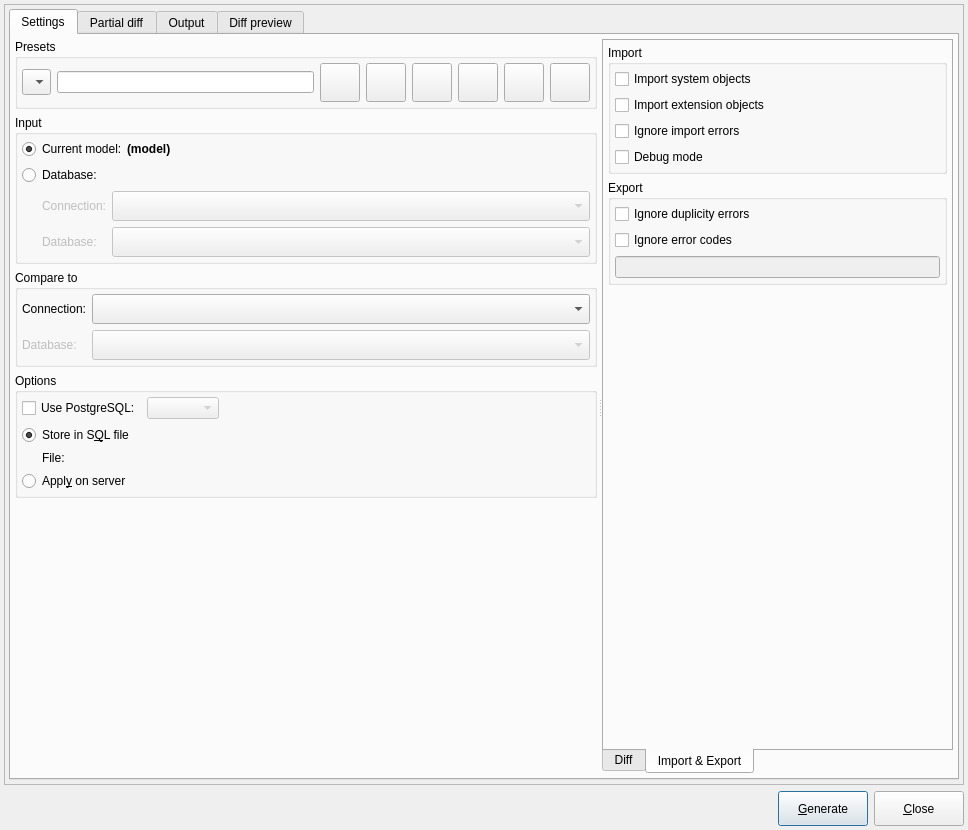
First picture: the form in libs/libgui/ui/tools/modeldatabasediffform.ui, repository pgmodeler/pgmodeler, before the edit.
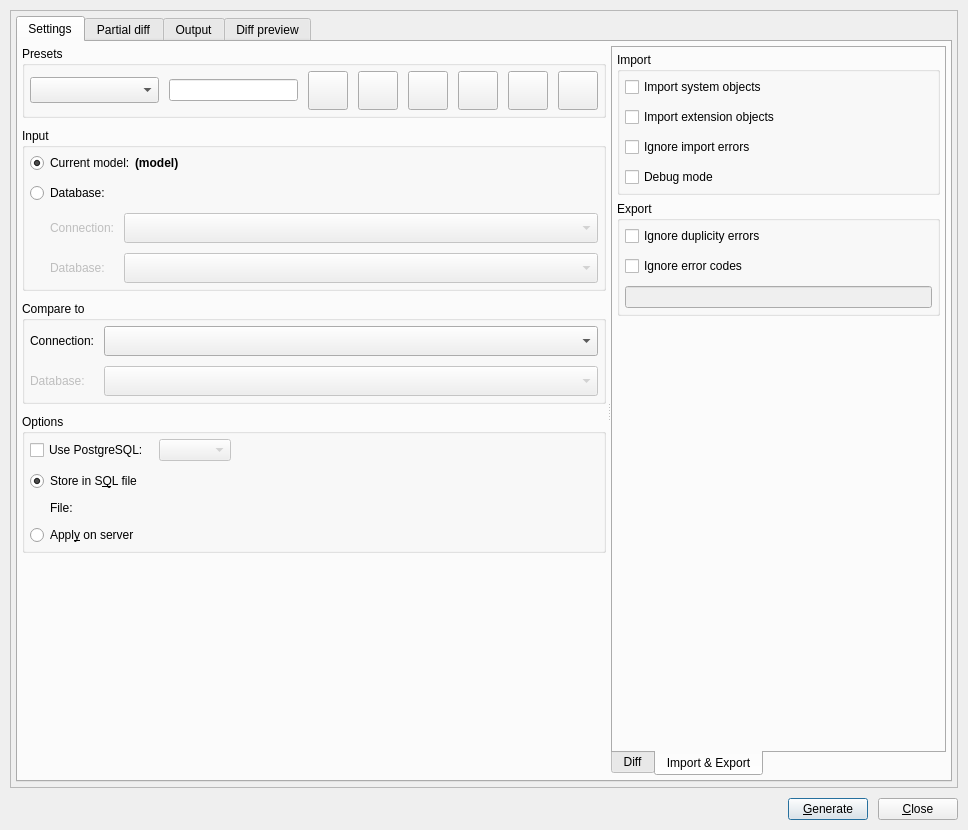
Second picture: the form after the edit. The open tabs and pages were chosen to show the change. Icons and pictures are not drawn.

Diff of the .ui file:
```diff
--- a/libs/libgui/ui/tools/modeldatabasediffform.ui
+++ b/libs/libgui/ui/tools/modeldatabasediffform.ui
@@ -40,19 +40,19 @@
   </property>
   <layout class="QGridLayout" name="gridLayout_6">
    <property name="leftMargin">
-    <number>4</number>
+    <number>10</number>
    </property>
    <property name="topMargin">
-    <number>4</number>
+    <number>10</number>
    </property>
    <property name="rightMargin">
-    <number>4</number>
+    <number>10</number>
    </property>
    <property name="bottomMargin">
-    <number>4</number>
+    <number>10</number>
    </property>
-   <property name="verticalSpacing">
-    <number>6</number>
+   <property name="spacing">
+    <number>10</number>
    </property>
    <item row="0" column="0" colspan="3">
     <widget class="QFrame" name="frame">
@@ -73,16 +73,19 @@
      </property>
      <layout class="QGridLayout" name="gridLayout_10">
       <property name="leftMargin">
-       <number>4</number>
+       <number>5</number>
       </property>
       <property name="topMargin">
-       <number>4</number>
+       <number>5</number>
       </property>
       <property name="rightMargin">
-       <number>4</number>
+       <number>5</number>
       </property>
       <property name="bottomMargin">
-       <number>4</number>
+       <number>5</number>
+      </property>
+      <property name="spacing">
+       <number>10</number>
       </property>
       <item row="0" column="0">
        <widget class="QTabWidget" name="settings_tbw">
@@ -126,7 +129,7 @@
             <widget class="QWidget" name="layoutWidget">
              <layout class="QVBoxLayout" name="verticalLayout_6">
               <property name="spacing">
-               <number>6</number>
+               <number>10</number>
               </property>
               <item>
                <widget class="QGroupBox" name="presets_gb">
@@ -152,27 +155,30 @@
                  <bool>false</bool>
                 </property>
                 <layout class="QVBoxLayout" name="verticalLayout_8">
+                 <property name="spacing">
+                  <number>10</number>
+                 </property>
                  <property name="leftMargin">
-                  <number>4</number>
+                  <number>5</number>
                  </property>
                  <property name="topMargin">
-                  <number>4</number>
+                  <number>5</number>
                  </property>
                  <property name="rightMargin">
-                  <number>4</number>
+                  <number>5</number>
                  </property>
                  <property name="bottomMargin">
-                  <number>4</number>
+                  <number>5</number>
                  </property>
                  <item>
                   <layout class="QHBoxLayout" name="horizontalLayout_6">
                    <property name="spacing">
-                    <number>6</number>
+                    <number>10</number>
                    </property>
                    <item>
                     <widget class="QComboBox" name="presets_cmb">
                      <property name="sizePolicy">
-                      <sizepolicy hsizetype="Preferred" vsizetype="Fixed">
+                      <sizepolicy hsizetype="Expanding" vsizetype="Fixed">
                        <horstretch>0</horstretch>
                        <verstretch>0</verstretch>
                       </sizepolicy>
@@ -192,7 +198,14 @@
                     </widget>
                    </item>
                    <item>
-                    <widget class="QLineEdit" name="preset_name_edt"/>
+                    <widget class="QLineEdit" name="preset_name_edt">
+                     <property name="sizePolicy">
+                      <sizepolicy hsizetype="Expanding" vsizetype="Fixed">
+                       <horstretch>0</horstretch>
+                       <verstretch>0</verstretch>
+                      </sizepolicy>
+                     </property>
+                    </widget>
                    </item>
                    <item>
                     <widget class="QToolButton" name="new_preset_tb">
@@ -415,17 +428,20 @@
                  <bool>false</bool>
                 </property>
                 <layout class="QVBoxLayout" name="verticalLayout_7">
+                 <property name="spacing">
+                  <number>10</number>
+                 </property>
                  <property name="leftMargin">
-                  <number>4</number>
+                  <number>5</number>
                  </property>
                  <property name="topMargin">
-                  <number>4</number>
+                  <number>5</number>
                  </property>
                  <property name="rightMargin">
-                  <number>4</number>
+                  <number>5</number>
                  </property>
                  <property name="bottomMargin">
-                  <number>4</number>
+                  <number>5</number>
                  </property>
                  <item>
                   <layout class="QHBoxLayout" name="horizontalLayout_3">
@@ -458,7 +474,6 @@
                      </property>
                      <property name="font">
                       <font>
-                       <weight>75</weight>
                        <italic>false</italic>
                        <bold>true</bold>
                       </font>
@@ -510,6 +525,9 @@
                     <property name="bottomMargin">
                      <number>0</number>
                     </property>
+                    <property name="spacing">
+                     <number>10</number>
+                    </property>
                     <item row="0" column="0">
                      <widget class="QLabel" name="src_connection_lbl">
                       <property name="enabled">
@@ -608,19 +626,19 @@
                 </property>
                 <layout class="QGridLayout" name="gridLayout_11">
                  <property name="leftMargin">
-                  <number>4</number>
+                  <number>5</number>
                  </property>
                  <property name="topMargin">
-                  <number>4</number>
+                  <number>5</number>
                  </property>
                  <property name="rightMargin">
-                  <number>4</number>
+                  <number>5</number>
                  </property>
                  <property name="bottomMargin">
-                  <number>4</number>
+                  <number>5</number>
                  </property>
-                 <property name="horizontalSpacing">
-                  <number>6</number>
+                 <property name="spacing">
+                  <number>10</number>
                  </property>
                  <item row="0" column="0">
                   <widget class="QLabel" name="connection_lbl">
@@ -705,24 +723,24 @@
                 </property>
                 <layout class="QVBoxLayout" name="verticalLayout">
                  <property name="spacing">
-                  <number>6</number>
+                  <number>10</number>
                  </property>
                  <property name="leftMargin">
-                  <number>4</number>
+                  <number>5</number>
                  </property>
                  <property name="topMargin">
-                  <number>4</number>
+                  <number>5</number>
                  </property>
                  <property name="rightMargin">
-                  <number>4</number>
+                  <number>5</number>
                  </property>
                  <property name="bottomMargin">
-                  <number>4</number>
+                  <number>5</number>
                  </property>
                  <item>
                   <layout class="QHBoxLayout" name="horizontalLayout_17">
                    <property name="spacing">
-                    <number>6</number>
+                    <number>10</number>
                    </property>
                    <item>
                     <widget class="QCheckBox" name="pgsql_ver_chk">
@@ -765,7 +783,7 @@
                  <item>
                   <layout class="QHBoxLayout" name="horizontalLayout_7">
                    <property name="spacing">
-                    <number>6</number>
+                    <number>10</number>
                    </property>
                    <item>
                     <widget class="QRadioButton" name="store_in_file_rb">
@@ -862,7 +880,7 @@
                  <item>
                   <layout class="QHBoxLayout" name="horizontalLayout_8">
                    <property name="spacing">
-                    <number>6</number>
+                    <number>10</number>
                    </property>
                    <item>
                     <widget class="QRadioButton" name="apply_on_server_rb">
@@ -989,6 +1007,9 @@
                </item>
                <item>
                 <layout class="QGridLayout" name="gridLayout_12">
+                 <property name="spacing">
+                  <number>10</number>
+                 </property>
                  <item row="1" column="0">
                   <spacer name="horizontalSpacer_8">
                    <property name="orientation">
@@ -1107,6 +1128,9 @@
                </item>
                <item>
                 <layout class="QGridLayout" name="gridLayout_8">
+                 <property name="spacing">
+                  <number>10</number>
+                 </property>
                  <item row="0" column="0" colspan="2">
                   <widget class="QCheckBox" name="force_recreation_chk">
                    <property name="enabled">
@@ -1211,19 +1235,19 @@
                  </property>
                  <layout class="QVBoxLayout" name="verticalLayout_3">
                   <property name="spacing">
-                   <number>6</number>
+                   <number>10</number>
                   </property>
                   <property name="leftMargin">
-                   <number>4</number>
+                   <number>5</number>
                   </property>
                   <property name="topMargin">
-                   <number>4</number>
+                   <number>5</number>
                   </property>
                   <property name="rightMargin">
-                   <number>4</number>
+                   <number>5</number>
                   </property>
                   <property name="bottomMargin">
-                   <number>4</number>
+                   <number>5</number>
                   </property>
                   <item>
                    <widget class="QCheckBox" name="import_sys_objs_chk">
@@ -1314,19 +1338,19 @@
                  </property>
                  <layout class="QVBoxLayout" name="verticalLayout_4">
                   <property name="spacing">
-                   <number>6</number>
+                   <number>10</number>
                   </property>
                   <property name="leftMargin">
-                   <number>4</number>
+                   <number>5</number>
                   </property>
                   <property name="topMargin">
-                   <number>4</number>
+                   <number>5</number>
                   </property>
                   <property name="rightMargin">
-                   <number>4</number>
+                   <number>5</number>
                   </property>
                   <property name="bottomMargin">
-                   <number>4</number>
+                   <number>5</number>
                   </property>
                   <item>
                    <widget class="QCheckBox" name="ignore_duplic_chk">
@@ -1350,7 +1374,7 @@
                   <item>
                    <layout class="QGridLayout" name="gridLayout_7">
                     <property name="spacing">
-                     <number>6</number>
+                     <number>10</number>
                     </property>
                     <item row="1" column="0" colspan="3">
                      <widget class="QLineEdit" name="error_codes_edt">
@@ -1415,16 +1439,19 @@
          </attribute>
          <layout class="QGridLayout" name="gridLayout">
           <property name="leftMargin">
-           <number>4</number>
+           <number>5</number>
           </property>
           <property name="topMargin">
-           <number>4</number>
+           <number>5</number>
           </property>
           <property name="rightMargin">
-           <number>4</number>
+           <number>5</number>
           </property>
           <property name="bottomMargin">
-           <number>4</number>
+           <number>5</number>
+          </property>
+          <property name="spacing">
+           <number>10</number>
           </property>
           <item row="0" column="0">
            <widget class="QSplitter" name="pd_hsplitter">
@@ -1445,20 +1472,26 @@
               <string>Filter</string>
              </property>
              <layout class="QVBoxLayout" name="verticalLayout_11">
+              <property name="spacing">
+               <number>10</number>
+              </property>
               <property name="leftMargin">
-               <number>4</number>
+               <number>5</number>
               </property>
               <property name="topMargin">
-               <number>4</number>
+               <number>5</number>
               </property>
               <property name="rightMargin">
-               <number>4</number>
+               <number>5</number>
               </property>
               <property name="bottomMargin">
-               <number>4</number>
+               <number>5</number>
               </property>
               <item>
                <layout class="QVBoxLayout" name="verticalLayout_10">
+                <property name="spacing">
+                 <number>10</number>
+                </property>
                 <item>
                  <widget class="QCheckBox" name="gen_filters_from_log_chk">
                   <property name="sizePolicy">
@@ -1484,14 +1517,17 @@
                       <number>15</number>
                      </property>
                      <property name="topMargin">
-                      <number>4</number>
+                      <number>5</number>
                      </property>
                      <property name="rightMargin">
-                      <number>4</number>
+                      <number>5</number>
                      </property>
                      <property name="bottomMargin">
                       <number>15</number>
                      </property>
+                     <property name="spacing">
+                      <number>10</number>
+                     </property>
                      <item row="1" column="3" rowspan="2">
                       <spacer name="horizontalSpacer_11">
                        <property name="orientation">
@@ -1528,8 +1564,8 @@
                        </property>
                        <property name="iconSize">
                         <size>
-                         <width>22</width>
-                         <height>22</height>
+                         <width>32</width>
+                         <height>32</height>
                         </size>
                        </property>
                        <property name="toolButtonStyle">
@@ -1621,8 +1657,8 @@
                        </property>
                        <property name="iconSize">
                         <size>
-                         <width>22</width>
-                         <height>22</height>
+                         <width>32</width>
+                         <height>32</height>
                         </size>
                        </property>
                        <property name="toolButtonStyle">
@@ -1666,8 +1702,8 @@
                        </property>
                        <property name="iconSize">
                         <size>
-                         <width>22</width>
-                         <height>22</height>
+                         <width>32</width>
+                         <height>32</height>
                         </size>
                        </property>
                        <property name="toolButtonStyle">
@@ -1695,35 +1731,38 @@
               <string>Input</string>
              </property>
              <layout class="QVBoxLayout" name="verticalLayout_9">
+              <property name="spacing">
+               <number>10</number>
+              </property>
               <property name="leftMargin">
-               <number>4</number>
+               <number>5</number>
               </property>
               <property name="topMargin">
-               <number>4</number>
+               <number>5</number>
               </property>
               <property name="rightMargin">
-               <number>4</number>
+               <number>5</number>
               </property>
               <property name="bottomMargin">
-               <number>4</number>
+               <number>5</number>
               </property>
               <item>
                <layout class="QHBoxLayout" name="horizontalLayout_14">
                 <property name="spacing">
-                 <number>0</number>
+                 <number>10</number>
                 </property>
                 <item>
                  <widget class="QLabel" name="pd_input_ico_lbl">
                   <property name="minimumSize">
                    <size>
-                    <width>28</width>
-                    <height>28</height>
+                    <width>32</width>
+                    <height>32</height>
                    </size>
                   </property>
                   <property name="maximumSize">
                    <size>
-                    <width>28</width>
-                    <height>28</height>
+                    <width>32</width>
+                    <height>32</height>
                    </size>
                   </property>
                   <property name="text">
@@ -1749,7 +1788,7 @@
                    <string>dummy [/home/teste/dsfsf]</string>
                   </property>
                   <property name="indent">
-                   <number>5</number>
+                   <number>0</number>
                   </property>
                  </widget>
                 </item>
@@ -1858,19 +1897,19 @@
          </attribute>
          <layout class="QGridLayout" name="gridLayout_9">
           <property name="leftMargin">
-           <number>4</number>
+           <number>5</number>
           </property>
           <property name="topMargin">
-           <number>4</number>
+           <number>5</number>
           </property>
           <property name="rightMargin">
-           <number>4</number>
+           <number>5</number>
           </property>
           <property name="bottomMargin">
-           <number>4</number>
+           <number>5</number>
           </property>
           <property name="spacing">
-           <number>6</number>
+           <number>10</number>
           </property>
           <item row="1" column="0" colspan="4">
            <widget class="QTreeWidget" name="output_trw">
@@ -1972,6 +2011,9 @@
              <property name="bottomMargin">
               <number>0</number>
              </property>
+             <property name="spacing">
+              <number>10</number>
+             </property>
              <item row="3" column="0">
               <widget class="QLabel" name="step_ico_lbl">
                <property name="sizePolicy">
@@ -1982,14 +2024,14 @@
                </property>
                <property name="minimumSize">
                 <size>
-                 <width>20</width>
-                 <height>20</height>
+                 <width>32</width>
+                 <height>32</height>
                 </size>
                </property>
                <property name="maximumSize">
                 <size>
-                 <width>20</width>
-                 <height>20</height>
+                 <width>32</width>
+                 <height>32</height>
                 </size>
                </property>
                <property name="text">
@@ -2053,14 +2095,14 @@
                </property>
                <property name="minimumSize">
                 <size>
-                 <width>20</width>
-                 <height>20</height>
+                 <width>32</width>
+                 <height>32</height>
                 </size>
                </property>
                <property name="maximumSize">
                 <size>
-                 <width>20</width>
-                 <height>20</height>
+                 <width>32</width>
+                 <height>32</height>
                 </size>
                </property>
                <property name="text">
@@ -2122,16 +2164,19 @@
             </property>
             <layout class="QGridLayout" name="gridLayout_4">
              <property name="leftMargin">
-              <number>2</number>
+              <number>5</number>
              </property>
              <property name="topMargin">
-              <number>2</number>
+              <number>5</number>
              </property>
              <property name="rightMargin">
-              <number>2</number>
+              <number>5</number>
              </property>
              <property name="bottomMargin">
-              <number>2</number>
+              <number>5</number>
+             </property>
+             <property name="spacing">
+              <number>10</number>
              </property>
              <item row="0" column="0">
               <widget class="QLabel" name="label_3">
@@ -2165,7 +2210,6 @@
               <widget class="QLabel" name="message_lbl">
                <property name="font">
                 <font>
-                 <weight>50</weight>
                  <italic>false</italic>
                  <bold>false</bold>
                  <underline>false</underline>
@@ -2199,6 +2243,9 @@
              </size>
             </property>
             <layout class="QHBoxLayout" name="horizontalLayout_19">
+             <property name="spacing">
+              <number>10</number>
+             </property>
              <property name="leftMargin">
               <number>0</number>
              </property>
@@ -2375,16 +2422,19 @@
          </attribute>
          <layout class="QGridLayout" name="gridLayout_5">
           <property name="leftMargin">
-           <number>4</number>
+           <number>5</number>
           </property>
           <property name="topMargin">
-           <number>4</number>
+           <number>5</number>
           </property>
           <property name="rightMargin">
-           <number>4</number>
+           <number>5</number>
           </property>
           <property name="bottomMargin">
-           <number>4</number>
+           <number>5</number>
+          </property>
+          <property name="spacing">
+           <number>10</number>
           </property>
           <item row="1" column="4">
            <spacer name="horizontalSpacer_9">
@@ -2517,7 +2567,7 @@
    <item row="1" column="0" colspan="3">
     <layout class="QHBoxLayout" name="horizontalLayout_10">
      <property name="spacing">
-      <number>0</number>
+      <number>10</number>
      </property>
      <item>
       <widget class="QLabel" name="label">
@@ -2527,12 +2577,21 @@
          <verstretch>0</verstretch>
         </sizepolicy>
        </property>
+       <property name="maximumSize">
+        <size>
+         <width>242</width>
+         <height>50</height>
+        </size>
+       </property>
        <property name="text">
         <string/>
        </property>
        <property name="pixmap">
         <pixmap resource="../../res/resources.qrc">:/images/images/pgmodeler_name.png</pixmap>
        </property>
+       <property name="scaledContents">
+        <bool>true</bool>
+       </property>
       </widget>
      </item>
      <item>
@@ -2551,17 +2610,11 @@
      <item>
       <widget class="QPushButton" name="generate_btn">
        <property name="sizePolicy">
-        <sizepolicy hsizetype="Preferred" vsizetype="Fixed">
+        <sizepolicy hsizetype="Preferred" vsizetype="Preferred">
          <horstretch>0</horstretch>
          <verstretch>0</verstretch>
         </sizepolicy>
        </property>
-       <property name="minimumSize">
-        <size>
-         <width>90</width>
-         <height>35</height>
-        </size>
-       </property>
        <property name="maximumSize">
         <size>
          <width>16777215</width>
@@ -2577,8 +2630,8 @@
        </property>
        <property name="iconSize">
         <size>
-         <width>22</width>
-         <height>22</height>
+         <width>32</width>
+         <height>32</height>
         </size>
        </property>
        <property name="shortcut">
@@ -2592,36 +2645,14 @@
        </property>
       </widget>
      </item>
-     <item>
-      <spacer name="horizontalSpacer_7">
-       <property name="orientation">
-        <enum>Qt::Horizontal</enum>
-       </property>
-       <property name="sizeType">
-        <enum>QSizePolicy::Fixed</enum>
-       </property>
-       <property name="sizeHint" stdset="0">
-        <size>
-         <width>6</width>
-         <height>20</height>
-        </size>
-       </property>
-      </spacer>
-     </item>
      <item>
       <widget class="QPushButton" name="close_btn">
        <property name="sizePolicy">
-        <sizepolicy hsizetype="Preferred" vsizetype="Fixed">
+        <sizepolicy hsizetype="Preferred" vsizetype="Preferred">
          <horstretch>0</horstretch>
          <verstretch>0</verstretch>
         </sizepolicy>
        </property>
-       <property name="minimumSize">
-        <size>
-         <width>90</width>
-         <height>35</height>
-        </size>
-       </property>
        <property name="maximumSize">
         <size>
          <width>16777215</width>
@@ -2637,8 +2668,8 @@
        </property>
        <property name="iconSize">
         <size>
-         <width>22</width>
-         <height>22</height>
+         <width>32</width>
+         <height>32</height>
         </size>
        </property>
        <property name="shortcut">
```
Left out of the diff: 1 changed line with no effect on the pictures.
